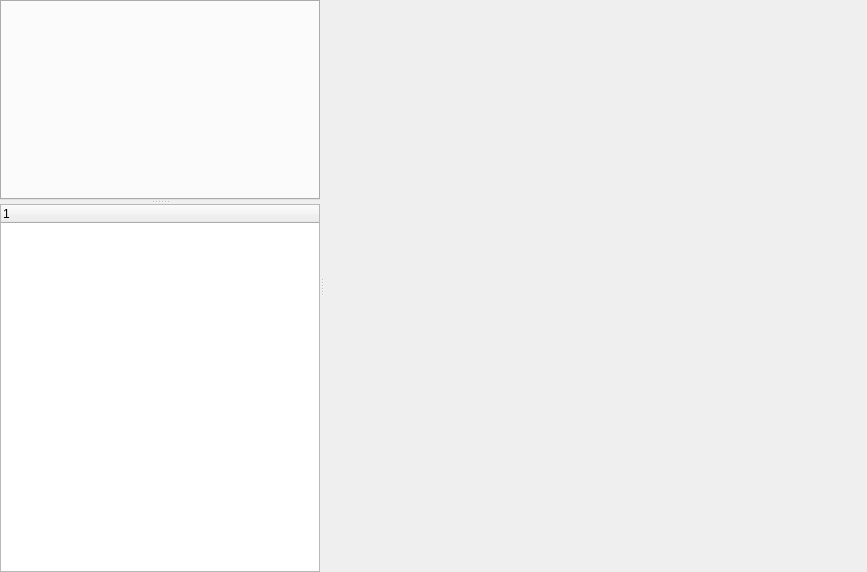
First picture: the form in trunk/src/edr/src/hmm_view/ui/AnalisisWidget.ui, repository mk4me/hm-mde-one, before the edit.
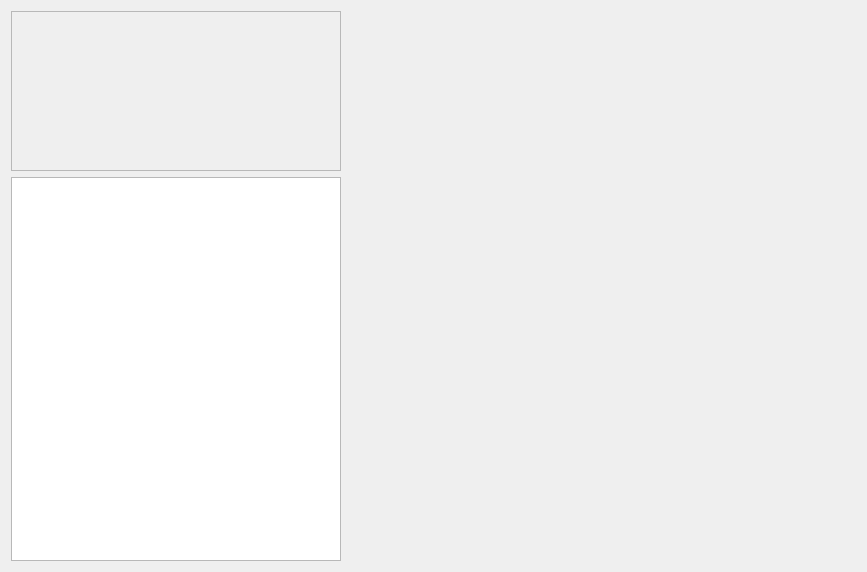
Second picture: the form after the edit.

Diff of the .ui file:
```diff
--- a/trunk/src/edr/src/hmm_view/ui/AnalisisWidget.ui
+++ b/trunk/src/edr/src/hmm_view/ui/AnalisisWidget.ui
@@ -14,95 +14,120 @@
    <string>Form</string>
   </property>
   <layout class="QHBoxLayout" name="horizontalLayout">
-   <property name="spacing">
-    <number>0</number>
-   </property>
-   <property name="margin">
-    <number>0</number>
-   </property>
    <item>
-    <widget class="QSplitter" name="splitter_2">
-     <property name="enabled">
-      <bool>true</bool>
-     </property>
-     <property name="sizePolicy">
-      <sizepolicy hsizetype="Expanding" vsizetype="Expanding">
-       <horstretch>0</horstretch>
-       <verstretch>0</verstretch>
-      </sizepolicy>
-     </property>
-     <property name="orientation">
-      <enum>Qt::Horizontal</enum>
-     </property>
-     <widget class="QSplitter" name="splitter_4">
-      <property name="sizePolicy">
-       <sizepolicy hsizetype="Expanding" vsizetype="Expanding">
-        <horstretch>0</horstretch>
-        <verstretch>0</verstretch>
-       </sizepolicy>
-      </property>
-      <property name="maximumSize">
-       <size>
-        <width>320</width>
-        <height>16777215</height>
-       </size>
-      </property>
-      <property name="orientation">
-       <enum>Qt::Vertical</enum>
-      </property>
-      <widget class="QTabWidget" name="filterTabWidget">
+    <layout class="QVBoxLayout" name="verticalLayout">
+     <item>
+      <widget class="QScrollArea" name="scrollArea">
+       <property name="enabled">
+        <bool>true</bool>
+       </property>
+       <property name="sizePolicy">
+        <sizepolicy hsizetype="Preferred" vsizetype="Preferred">
+         <horstretch>0</horstretch>
+         <verstretch>0</verstretch>
+        </sizepolicy>
+       </property>
        <property name="minimumSize">
         <size>
-         <width>0</width>
-         <height>200</height>
+         <width>330</width>
+         <height>160</height>
         </size>
        </property>
        <property name="maximumSize">
         <size>
-         <width>16777215</width>
-         <height>16777215</height>
+         <width>330</width>
+         <height>160</height>
         </size>
        </property>
        <property name="styleSheet">
-        <string notr="true"> QTabBar::tab {
-   color: white; 
-     background: #87AFFF; /*qlineargradient(x1: 0, y1: 0, x2: 0, y2: 1,
-                                 stop: 0 #E1E1E1, stop: 0.4 #DDDDDD,
-                                 stop: 0.5 #D8D8D8, stop: 1.0 #D3D3D3);*/
-     border: 1px solid #C4C4C3;
-     border-bottom-color: #C2C7CB; /* same as the pane color */
-     border-top-left-radius: 4px;
-     border-top-right-radius: 0px;
-     border-bottom-left-radius: 4px;
-     border-bottom-right-radius: 0px;
-     min-width: 8ex;
-     padding: 2px;
- }
-
-
- /*QTabBar::tab:selected, QTabBar::tab:hover {
-     background: qlineargradient(x1: 0, y1: 0, x2: 0, y2: 1,
-                                 stop: 0 #fafafa, stop: 0.4 #f4f4f4,
-                                 stop: 0.5 #e7e7e7, stop: 1.0 #fafafa);
- }*/
-
- QTabBar::tab:selected {
-    background: white;
-     border-color: #9B9B9B;
-     border-bottom-color: #C2C7CB; /* same as pane color */
-	 color: rgb(135, 173, 255);
- }</string>
+        <string notr="true">QScrollBar:horizontal {											 
+		border: 1px ridge grey;											 
+		background: #FFFFFF;											
+		height: 4px;													
+		margin: 0px 0px 0px 0px;										
+		}																
+																		
+		QScrollBar::handle:horizontal,  QScrollBar::handle:pressed {		
+		background: rgb(135, 173, 255);									 
+		min-width: 2px;													 
+		max-width: 4px;													 
+		height:4px;				    									 
+		border: 0px solid grey;											 
+		}																
+																		
+		QScrollBar::handle:horizontal {									 
+		background: rgb(175, 213, 255);									 
+		selection-background-color: rgb(135, 173, 255);					
+		min-width: 2px;													 
+		max-width: 5px;													 
+		height:4px;				    									 
+		border: 0px solid grey;											 
+		}																
+																		
+		QScrollBar::add-line:horizontal {								
+		border: 0px solid grey;											 
+		background: #FFFFFF;											
+		width: 0px;														 
+		subcontrol-position: right;										 
+		subcontrol-origin: margin;										
+		}																
+																		
+		QScrollBar::sub-line:horizontal {								
+		border: 0px solid grey;											 
+		background: #FFFFFF;											
+		width: 0px;														 
+		subcontrol-position: left;										
+		subcontrol-origin: margin;										
+		}																
+																		
+		QScrollBar:vertical {											
+		border: 1px ridge grey;											 
+		background: #FFFFFF;											
+		width: 4px;													
+		margin: 2px 0 2px 0;											
+		}																
+																		
+		QScrollBar::handle:vertical,  QScrollBar::handle:pressed {		
+		background: rgb(135, 173, 255);									 
+		border: 0px outset grey;										
+		min-height: 20px;												
+		}																
+																		
+		QScrollBar::handle:vertical {									
+		background: rgb(175, 213, 255);									 
+		selection-background-color: rgb(135, 173, 255);					 
+		border: 0px outset grey;										
+		min-height: 20px;												
+		}					</string>
        </property>
-       <property name="currentIndex">
-        <number>-1</number>
+       <property name="verticalScrollBarPolicy">
+        <enum>Qt::ScrollBarAsNeeded</enum>
        </property>
+       <property name="horizontalScrollBarPolicy">
+        <enum>Qt::ScrollBarAlwaysOff</enum>
+       </property>
+       <property name="widgetResizable">
+        <bool>true</bool>
+       </property>
+       <widget class="QWidget" name="filterScroll">
+        <property name="geometry">
+         <rect>
+          <x>0</x>
+          <y>0</y>
+          <width>328</width>
+          <height>158</height>
+         </rect>
+        </property>
+       </widget>
       </widget>
+     </item>
+     <item>
       <widget class="QTreeWidget" name="treeWidget">
-       <property name="maximumSize">
-        <size>
-         <width>320</width>
-         <height>16777215</height>
-        </size>
+       <property name="sizePolicy">
+        <sizepolicy hsizetype="Preferred" vsizetype="Expanding">
+         <horstretch>0</horstretch>
+         <verstretch>0</verstretch>
+        </sizepolicy>
        </property>
        <property name="styleSheet">
         <string notr="true">QScrollBar:horizontal {											 
@@ -163,16 +188,10 @@
 		selection-background-color: rgb(135, 173, 255);					 
 		border: 0px outset grey;										
 		min-height: 20px;												
-		}						</string>
-       </property>
-       <property name="columnCount">
-        <number>1</number>
+		}					</string>
        </property>
        <attribute name="headerVisible">
-        <bool>true</bool>
-       </attribute>
-       <attribute name="headerDefaultSectionSize">
-        <number>320</number>
+        <bool>false</bool>
        </attribute>
        <column>
         <property name="text">
@@ -180,15 +199,17 @@
         </property>
        </column>
       </widget>
-     </widget>
-     <widget class="QWidget" name="analisisArea" native="true">
-      <property name="sizePolicy">
-       <sizepolicy hsizetype="Expanding" vsizetype="Expanding">
-        <horstretch>0</horstretch>
-        <verstretch>0</verstretch>
-       </sizepolicy>
-      </property>
-     </widget>
+     </item>
+    </layout>
+   </item>
+   <item>
+    <widget class="QWidget" name="analisisArea" native="true">
+     <property name="sizePolicy">
+      <sizepolicy hsizetype="Expanding" vsizetype="Expanding">
+       <horstretch>0</horstretch>
+       <verstretch>0</verstretch>
+      </sizepolicy>
+     </property>
     </widget>
    </item>
   </layout>
```
